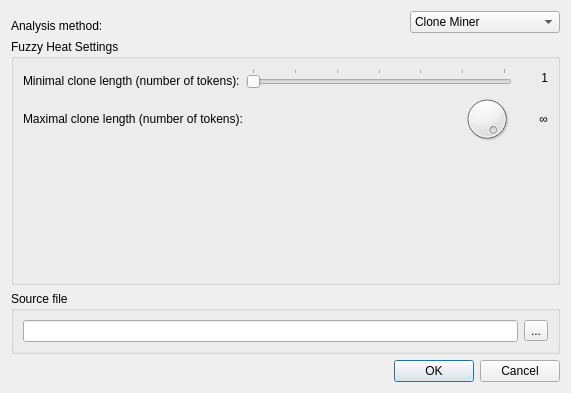
The window that doc-clone-miner/qtui/element_miner_settings.ui (spbu-se/pldoctoolkit) describes before a commit, drawn with Qt 5.
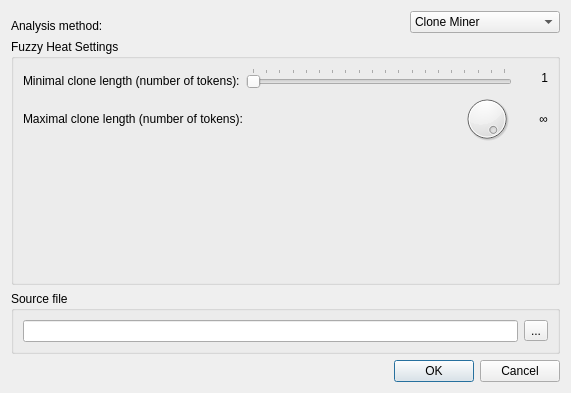
The same window after the commit. The open tabs and pages were chosen to show the change.

Commit message: Minimal Fuzzy Heat clone up to 20 tokens

```diff
--- a/doc-clone-miner/qtui/element_miner_settings.ui
+++ b/doc-clone-miner/qtui/element_miner_settings.ui
@@ -705,7 +705,7 @@
                <number>1</number>
               </property>
               <property name="maximum">
-               <number>7</number>
+               <number>20</number>
               </property>
               <property name="value">
                <number>1</number>
```
